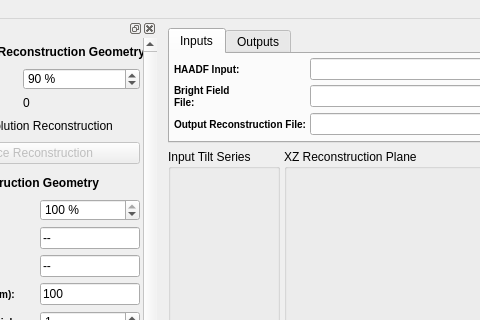
Old version of the form Code/Applications/TEMBIR/UI_Files/TEMBIRGui.ui in the repository OpenMBIR/OpenMBIR-TEM; both pictures show x 103 to 583 and y 0 to 320 of the 1165 by 821 pixel window.
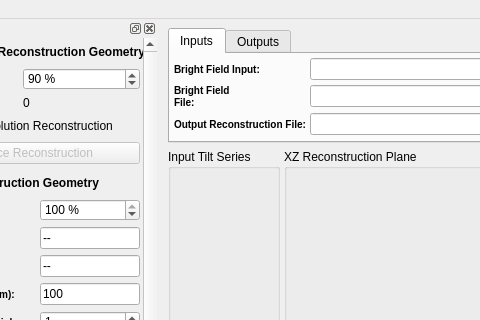
New version of the form. Icons and pictures are not drawn. Custom widgets are drawn as their Qt base class.

What changed in the file:
```diff
--- a/Code/Applications/TEMBIR/UI_Files/TEMBIRGui.ui
+++ b/Code/Applications/TEMBIR/UI_Files/TEMBIRGui.ui
@@ -88,7 +88,7 @@
 }</string>
           </property>
           <property name="text">
-           <string>HAADF Input:</string>
+           <string>Bright Field Input:</string>
           </property>
          </widget>
         </item>
```
Left out of the diff: 2 changed lines with no effect on the pictures.
